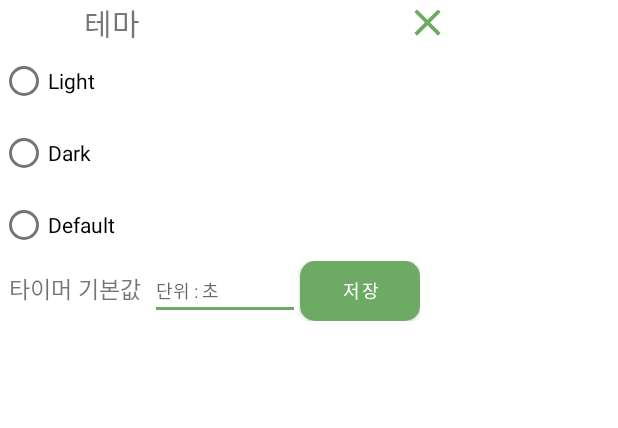
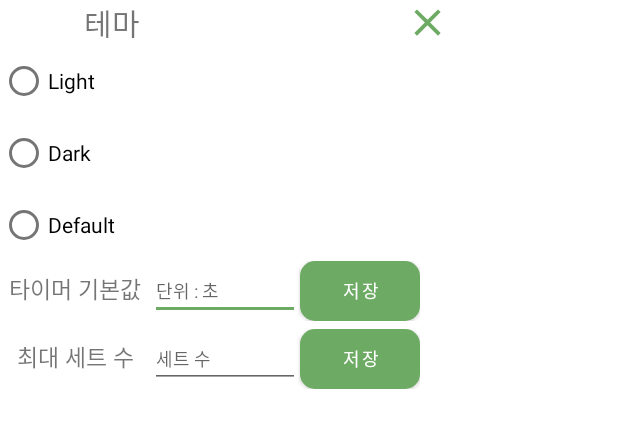
Before and after one commit to 9ranr11d/exercise, an Android app: the layout activity_setting_scene.xml on its own in the app's theme, with its tools: preview values and no code run, on a phone screen of 412 x 824 dp. Shown: the top 428 px of the screen. Run offline under Robolectric (Android 15) with nearby library versions, the phone set to English and light mode, and no system bars.

Commit message:
ADD 'MAX SET NUM'

```diff
--- a/app/src/main/java/com/example/exercise/CalendarScene.java
+++ b/app/src/main/java/com/example/exercise/CalendarScene.java
@@ -123,7 +123,7 @@ public class CalendarScene extends AppCompatActivity implements View.OnClickList
                 btnStr.append(tempType).append("\n")
                         .append(tempName).append("\n")
                         .append(tempSet).append("\n")
-                        .append(MainActivity.stringformat(tempVolume, tempNumber));
+                        .append(MainActivity.stringFormat(tempVolume, tempNumber));
 
                 exerciseBtn = new Button(getApplication());
                 exerciseBtn.setText(btnStr.toString());
--- a/app/src/main/java/com/example/exercise/DBListAdapter.java
+++ b/app/src/main/java/com/example/exercise/DBListAdapter.java
@@ -61,7 +61,7 @@ public class DBListAdapter extends RecyclerView.Adapter<DBListAdapter.ViewHolder
         holder.dbTypeListTex.setText(tempText[2]);
         holder.dbNameListTex.setText(tempText[3]);
         holder.dbSetNListTex.setText(tempText[4]);
-        holder.dbVolumeListTex.setText(MainActivity.stringformat(tempText[5], tempText[6]));
+        holder.dbVolumeListTex.setText(MainActivity.stringFormat(tempText[5], tempText[6]));
 
 //        holder.dbDataListCheck.setOnCheckedChangeListener(null);
         //checkedMap에 저장되어있는 체크유무를 판별
--- a/app/src/main/java/com/example/exercise/TimerMenu.java
+++ b/app/src/main/java/com/example/exercise/TimerMenu.java
@@ -1,6 +1,6 @@
 package com.example.exercise;
 
-import static com.example.exercise.MainActivity.MaxSetNum;
+import static com.example.exercise.MainActivity.maxSet;
 
 import android.app.Activity;
 import android.content.Intent;
@@ -116,7 +116,7 @@ public class TimerMenu extends Fragment implements View.OnClickListener {
     public void onClick(View view) {
         switch (view.getId()) {
             case R.id.setPlusBtn:   //세트수 증가
-                if(setNum < MaxSetNum)
+                if(setNum < maxSet)
                     setTex.setText(String.valueOf(++setNum));
                 break;
             case R.id.setMinusBtn:  //세트수 감소
--- a/app/src/main/res/layout/activity_setting_scene.xml
+++ b/app/src/main/res/layout/activity_setting_scene.xml
@@ -3,7 +3,7 @@
     xmlns:app="http://schemas.android.com/apk/res-auto"
     xmlns:tools="http://schemas.android.com/tools"
     android:layout_width="300dp"
-    android:layout_height="250dp"
+    android:layout_height="280dp"
     tools:context=".SettingScene">
 
     <Button
@@ -59,6 +59,7 @@
         android:layout_width="wrap_content"
         android:layout_height="wrap_content"
         android:orientation="horizontal"
+        android:layout_marginBottom="5dp"
         android:layout_below="@id/themeLay" >
 
         <TextView
@@ -73,10 +74,43 @@
             android:layout_width="100dp"
             android:layout_height="wrap_content"
             android:textSize="12sp"
+            android:inputType="number"
             android:hint="단위 : 초" />
 
         <Button
             android:id="@+id/timeDefaultBtn"
+            android:layout_width="80dp"
+            android:layout_height="40dp"
+            android:background="@drawable/button_background"
+            android:text="저장"
+            android:textSize="12sp" />
+
+    </LinearLayout>
+
+    <LinearLayout
+        android:id="@+id/maxSetLay"
+        android:layout_width="wrap_content"
+        android:layout_height="wrap_content"
+        android:orientation="horizontal"
+        android:layout_below="@id/timeDefaultLay" >
+
+        <TextView
+            android:layout_width="100dp"
+            android:layout_height="wrap_content"
+            android:text="최대 세트 수"
+            android:textSize="15sp"
+            android:textAlignment="center" />
+
+        <EditText
+            android:id="@+id/maxSetEdit"
+            android:layout_width="100dp"
+            android:layout_height="wrap_content"
+            android:textSize="12sp"
+            android:inputType="number"
+            android:hint="세트 수" />
+
+        <Button
+            android:id="@+id/maxSetBtn"
             android:layout_width="80dp"
             android:layout_height="40dp"
             android:background="@drawable/button_background"
```
Also changed, not shown: app/src/main/java/com/example/exercise/MainActivity.java (+7 -6 lines), app/src/main/java/com/example/exercise/PopupActivity.java (+4 -4 lines), app/src/main/java/com/example/exercise/SettingScene.java (+22 -13 lines), app/src/main/java/com/example/exercise/TimerScene.java (+4 -4 lines).
